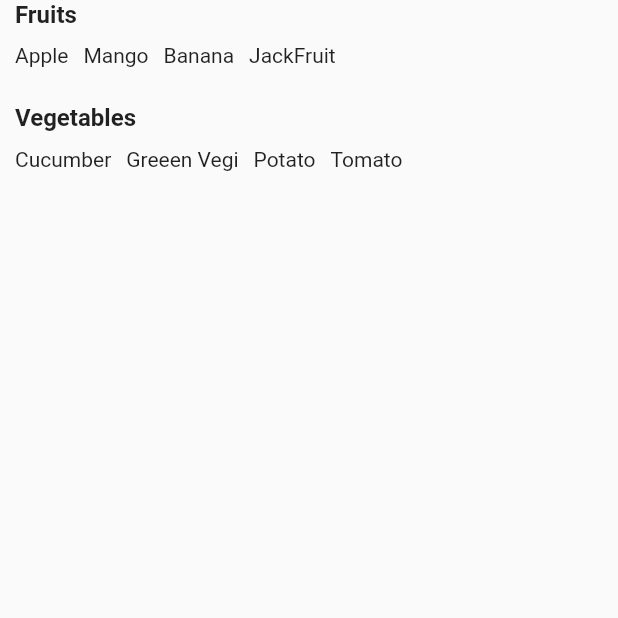
After one commit to Abhishek-165/Flutter_Animations, a Flutter app: the screen it shows after launch, after a tap on "Fade In Slider", on a phone screen of 412 x 824 dp, the top half of it. The commit adds this screen. Run offline on Flutter 3.47's test engine with Material 2 defaults, Android fonts, the phone set to English and light mode, and no system bars.

Commit message:
"Fade in Slider Animation Added"

```diff
--- /dev/null
+++ b/lib/screens/fade_in_slider.dart
@@ -0,0 +1,119 @@
+import 'dart:math';
+
+import 'package:flutter/material.dart';
+
+class FadeInSlider extends StatefulWidget {
+  const FadeInSlider({Key? key}) : super(key: key);
+
+  @override
+  State<FadeInSlider> createState() => _FadeInSliderState();
+}
+
+class _FadeInSliderState extends State<FadeInSlider>
+    with SingleTickerProviderStateMixin {
+  late AnimationController controller;
+  bool init = true;
+
+  @override
+  void initState() {
+    super.initState();
+    controller = AnimationController(
+        vsync: this, duration: const Duration(milliseconds: 1300));
+
+    controller.forward(from: 0.2);
+  }
+
+  @override
+  void dispose() {
+    controller.dispose();
+    super.dispose();
+  }
+
+  Widget wrapInAnimation(Widget child, int index) {
+    Animation<double> offsetAnimation =
+        CurvedAnimation(parent: controller, curve: IndexOffsetCurve(index));
+    Animation<double> fade =
+        CurvedAnimation(parent: offsetAnimation, curve: Curves.ease);
+    return SlideTransition(
+        position: Tween<Offset>(
+                begin: const Offset(0.5, 0.0), end: const Offset(0.0, 0.0))
+            .animate(fade),
+        child: FadeTransition(
+          opacity: fade,
+          child: child,
+        ));
+  }
+
+  @override
+  Widget build(BuildContext context) {
+    return SafeArea(
+        child: Scaffold(
+      body: CustomScrollView(
+        slivers: [
+          SliverList(
+              delegate: SliverChildListDelegate([
+            wrapInAnimation(
+                const PreviewCard(
+                    title: "Fruits",
+                    data: ["Apple", "Mango", "Banana", "JackFruit"]),
+                1),
+            wrapInAnimation(
+                const PreviewCard(
+                  title: "Vegetables",
+                  data: ["Cucumber", "Greeen Vegi", "Potato", "Tomato"],
+                ),
+                2)
+          ]))
+        ],
+      ),
+    ));
+  }
+}
+
+class IndexOffsetCurve extends Curve {
+  const IndexOffsetCurve(this.index);
+
+  final int index;
+
+  @override
+  double transform(double t) {
+    return pow(t, (index + 1) * 2).toDouble();
+  }
+}
+
+class PreviewCard extends StatelessWidget {
+  const PreviewCard({required this.title, required this.data, Key? key})
+      : super(key: key);
+  final List<String> data;
+  final String title;
+  @override
+  Widget build(BuildContext context) {
+    return Column(
+      crossAxisAlignment: CrossAxisAlignment.start,
+      children: [
+        Container(
+          margin: const EdgeInsets.only(left: 10),
+          child: Text(
+            title,
+            style: const TextStyle(fontSize: 16, fontWeight: FontWeight.bold),
+          ),
+        ),
+        Container(
+          height: 50,
+          padding: const EdgeInsets.symmetric(vertical: 10),
+          child: ListView(
+            scrollDirection: Axis.horizontal,
+            children: data
+                .map(
+                  (e) => Padding(
+                    padding: const EdgeInsets.only(left: 10),
+                    child: Text(e),
+                  ),
+                )
+                .toList(),
+          ),
+        ),
+      ],
+    );
+  }
+}
--- a/lib/screens/home_page.dart
+++ b/lib/screens/home_page.dart
@@ -3,6 +3,7 @@ import 'package:animations/screens/slide_in_transition.dart';
 import 'package:animations/widgets/animation_card.dart';
 import 'package:flutter/material.dart';
 
+import 'fade_in_slider.dart';
 import 'tab_slider_animation.dart';
 
 class HomePage extends StatelessWidget {
@@ -37,6 +38,14 @@ class HomePage extends StatelessWidget {
                       context,
                       MaterialPageRoute(
                           builder: (context) => const TabSliderAnimation()));
+                }),
+            AnimationCard(
+                title: "Fade In Slider",
+                navigateTo: () {
+                  Navigator.push(
+                      context,
+                      MaterialPageRoute(
+                          builder: (context) => const FadeInSlider()));
                 })
           ],
         ),
```
